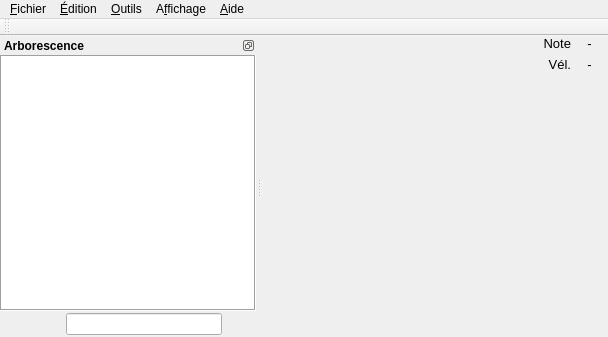
Above: trunk/mainwindow.ui from davy7125/polyphone before the change. Below: the same form after it.
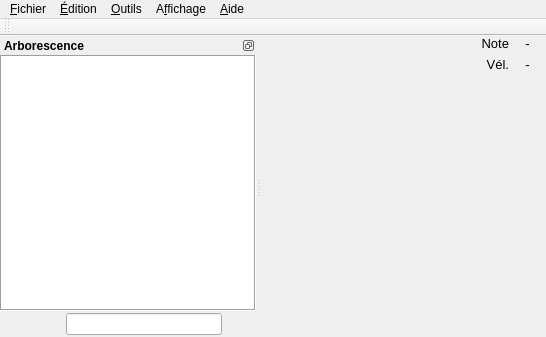
That is the form after the change. Icons and pictures are not drawn. Custom widgets are drawn as their Qt base class.

Patch:
```diff
--- a/trunk/mainwindow.ui
+++ b/trunk/mainwindow.ui
@@ -6,7 +6,7 @@
    <rect>
     <x>0</x>
     <y>0</y>
-    <width>608</width>
+    <width>546</width>
     <height>337</height>
    </rect>
   </property>
@@ -180,7 +180,7 @@
     <rect>
      <x>0</x>
      <y>0</y>
-     <width>608</width>
+     <width>546</width>
      <height>23</height>
     </rect>
    </property>
```
Left out of the diff: 58 changed lines with no effect on the pictures.
